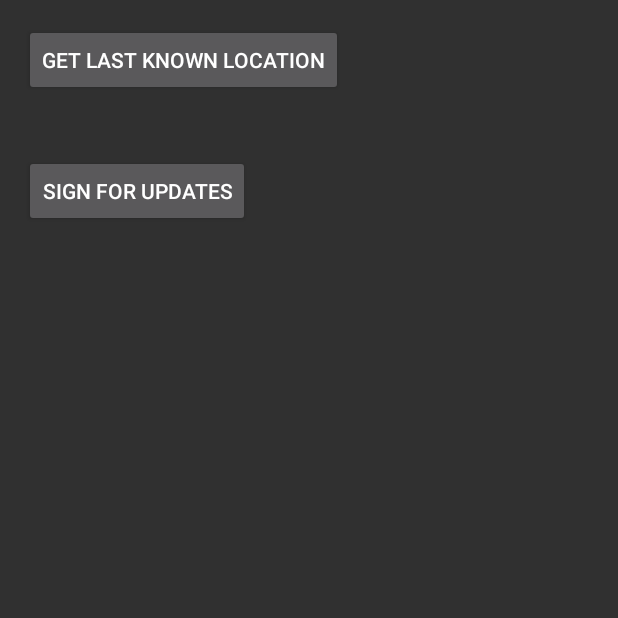
After one commit to cucumber007/prototypes, an Android app: the ReactiveLocationActivity screen opened directly, with no data from a screen before it, on a phone screen of 412 x 824 dp, the top half of it. The commit adds this screen. Run offline under Robolectric (Android 15) with nearby library versions, the phone set to English and light mode, and no system bars; our stand-ins replace ButterKnife; libraries missing offline, so code that uses them is left out: pl.charmas.android, rx.android.schedulers, rx.schedulers.

Commit message:
Reactive Location

```diff
--- a/app/src/main/AndroidManifest.xml
+++ b/app/src/main/AndroidManifest.xml
@@ -5,6 +5,8 @@
     <uses-permission android:name="android.permission.READ_EXTERNAL_STORAGE"/>
     <uses-permission android:name="android.permission.WRITE_EXTERNAL_STORAGE"/>
     <uses-permission android:name="android.permission.INTERNET"/>
+    <uses-permission android:name="android.permission.ACCESS_COARSE_LOCATION"/>
+    <uses-permission android:name="android.permission.ACCESS_FINE_LOCATION"/>
 
     <!-- To auto-complete the email text field in the login form with the user's emails -->
     <uses-permission android:name="android.permission.GET_ACCOUNTS"/>
@@ -130,6 +132,8 @@
         </activity>
         <activity android:name=".activities._ui.views.GridViewActivity">
         </activity>
+        <activity android:name=".activities._libraries.reactive_location.ReactiveLocationActivity">
+        </activity>
     </application>
 
 </manifest>
--- /dev/null
+++ b/app/src/main/java/com/cucumber007/prototypes/activities/_libraries/reactive_location/ReactiveLocationActivity.java
@@ -0,0 +1,80 @@
+package com.cucumber007.prototypes.activities._libraries.reactive_location;
+
+import android.content.Context;
+import android.location.Address;
+import android.os.Bundle;
+import android.support.v7.app.AppCompatActivity;
+import android.widget.TextView;
+
+import com.cucumber007.prototypes.R;
+import com.google.android.gms.location.LocationRequest;
+
+import java.util.List;
+
+import butterknife.Bind;
+import butterknife.ButterKnife;
+import butterknife.OnClick;
+import pl.charmas.android.reactivelocation.ReactiveLocationProvider;
+import rx.Observable;
+import rx.Subscription;
+import rx.android.schedulers.AndroidSchedulers;
+import rx.schedulers.Schedulers;
+
+public class ReactiveLocationActivity extends AppCompatActivity {
+
+    @Bind(R.id.textView8) TextView textView8;
+    @Bind(R.id.textView9) TextView textView9;
+
+    private Context context = this;
+    private Subscription subscription;
+
+    @Override
+    protected void onCreate(Bundle savedInstanceState) {
+        super.onCreate(savedInstanceState);
+        setContentView(R.layout.activity_reactive_location);
+        ButterKnife.bind(this);
+
+
+    }
+
+    @OnClick(R.id.button14)
+    public void onClick() {
+        ReactiveLocationProvider locationProvider = new ReactiveLocationProvider(context);
+        locationProvider.getLastKnownLocation()
+                .subscribe(location -> {
+                    textView8.setText(location.toString()+"*");
+
+                    Observable<List<Address>> reverseGeocodeObservable = locationProvider
+                            .getReverseGeocodeObservable(location.getLatitude(), location.getLongitude(), 1);
+
+                    reverseGeocodeObservable
+                            .subscribeOn(Schedulers.io())               // use I/O thread to query for addresses
+                            .observeOn(AndroidSchedulers.mainThread())  // return result in main android thread to manipulate UI
+                            .subscribe(addresses -> {
+                                textView8.setText(addresses.get(0).getAddressLine(0));
+                            });
+
+                });
+    }
+    @OnClick(R.id.button15)
+    public void onClick1() {
+        LocationRequest request = LocationRequest.create() //standard GMS LocationRequest
+                .setPriority(LocationRequest.PRIORITY_HIGH_ACCURACY)
+                .setNumUpdates(5)
+                .setInterval(100);
+
+        ReactiveLocationProvider locationProvider = new ReactiveLocationProvider(context);
+
+        subscription = locationProvider.getUpdatedLocation(request)
+        .subscribe(location -> {
+            textView9.setText(textView9.getText()+"\n"+location.toString()+"*");
+        });
+
+    }
+
+    @Override
+    protected void onStop() {
+        subscription.unsubscribe();
+        super.onStop();
+    }
+}
--- a/app/src/main/java/com/cucumber007/prototypes/menu/MainActivity.java
+++ b/app/src/main/java/com/cucumber007/prototypes/menu/MainActivity.java
@@ -6,6 +6,7 @@ import android.widget.ListView;
 
 import com.cucumber007.prototypes.R;
 import com.cucumber007.prototypes.activities._libraries.butterknife.ButterknifeActivity;
+import com.cucumber007.prototypes.activities._libraries.reactive_location.ReactiveLocationActivity;
 import com.cucumber007.prototypes.activities._ui.activity_templates.BasicActivity;
 import com.cucumber007.prototypes.activities._ui.viewpager.ViewPagerActivity;
 import com.cucumber007.prototypes.activities.content_provider.ContentProviderActivity;
@@ -65,6 +66,7 @@ public class MainActivity extends Activity {
         items.add(new MenuItem("Orientation", OrientationActivity.class));
         items.add(new MenuItem("ViewPager", ViewPagerActivity.class));
         items.add(new MenuItem("Android Studio templates", BasicActivity.class));
+        items.add(new MenuItem("Location", ReactiveLocationActivity.class));
 
         listView.setAdapter(new MenuListAdapter(this, items));
 
--- /dev/null
+++ b/app/src/main/res/layout/activity_reactive_location.xml
@@ -0,0 +1,48 @@
+<?xml version="1.0" encoding="utf-8"?>
+<RelativeLayout
+    xmlns:android="http://schemas.android.com/apk/res/android"
+    xmlns:tools="http://schemas.android.com/tools"
+    android:layout_width="match_parent"
+    android:layout_height="match_parent"
+    android:paddingBottom="@dimen/activity_vertical_margin"
+    android:paddingLeft="@dimen/activity_horizontal_margin"
+    android:paddingRight="@dimen/activity_horizontal_margin"
+    android:paddingTop="@dimen/activity_vertical_margin"
+    tools:context="com.cucumber007.prototypes.activities._libraries.reactive_location.ReactiveLocationActivity">
+
+    <Button
+        android:layout_width="wrap_content"
+        android:layout_height="wrap_content"
+        android:text="Get Last Known Location"
+        android:id="@+id/button14"
+        android:layout_alignParentTop="true"
+        android:layout_alignParentLeft="true"
+        android:layout_alignParentStart="true"/>
+
+    <TextView
+        android:layout_width="wrap_content"
+        android:layout_height="wrap_content"
+        android:id="@+id/textView8"
+        android:layout_below="@+id/button14"
+        android:layout_alignParentLeft="true"
+        android:layout_alignParentStart="true"
+        android:layout_marginTop="10dp"
+        android:layout_marginBottom="10dp"/>
+
+    <Button
+        android:layout_width="wrap_content"
+        android:layout_height="wrap_content"
+        android:text="Sign for updates"
+        android:id="@+id/button15"
+        android:layout_below="@+id/textView8"
+        android:layout_alignParentLeft="true"
+        android:layout_alignParentStart="true"/>
+
+    <TextView
+        android:layout_width="match_parent"
+        android:layout_height="match_parent"
+        android:id="@+id/textView9"
+        android:layout_below="@+id/button15"
+        android:layout_alignParentLeft="true"
+        android:layout_alignParentStart="true"/>
+</RelativeLayout>
```
Also changed, not shown: app/build.gradle (+3 -4 lines), 1 other file.
